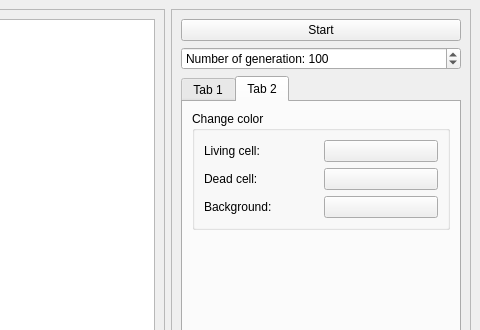
Old version of the form mainwindow.ui in the repository DOCtorKamski/ElementaryCellularAutomaton; both pictures show x 320 to 800 and y 0 to 330 of the 800 by 600 pixel window.
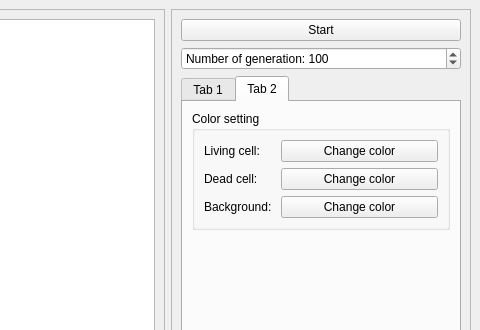
New version of the form. The open tabs and pages were chosen to show the change.

Commit message: add ability to change cell/background color

What changed in the file:
```diff
--- a/mainwindow.ui
+++ b/mainwindow.ui
@@ -307,16 +307,9 @@
               </sizepolicy>
              </property>
              <property name="title">
-              <string>Change color</string>
+              <string>Color setting</string>
              </property>
-             <layout class="QGridLayout" name="gridLayout">
-              <item row="0" column="1">
-               <widget class="QPushButton" name="pushButton_changeColorLive">
-                <property name="text">
-                 <string/>
-                </property>
-               </widget>
-              </item>
+             <layout class="QFormLayout" name="formLayout">
               <item row="0" column="0">
                <widget class="QLabel" name="label_2">
                 <property name="sizePolicy">
@@ -330,10 +323,10 @@
                 </property>
                </widget>
               </item>
-              <item row="1" column="1">
-               <widget class="QPushButton" name="pushButton_changeColorDead">
+              <item row="0" column="1">
+               <widget class="QPushButton" name="pushButton_changeColorAlive">
                 <property name="text">
-                 <string/>
+                 <string>Change color</string>
                 </property>
                </widget>
               </item>
@@ -344,6 +337,13 @@
                 </property>
                </widget>
               </item>
+              <item row="1" column="1">
+               <widget class="QPushButton" name="pushButton_changeColorDead">
+                <property name="text">
+                 <string>Change color</string>
+                </property>
+               </widget>
+              </item>
               <item row="2" column="0">
                <widget class="QLabel" name="label_4">
                 <property name="sizePolicy">
@@ -360,7 +360,7 @@
               <item row="2" column="1">
                <widget class="QPushButton" name="pushButton_changeColorBackground">
                 <property name="text">
-                 <string/>
+                 <string>Change color</string>
                 </property>
                </widget>
               </item>
```
The commit also changes 2 other files.
